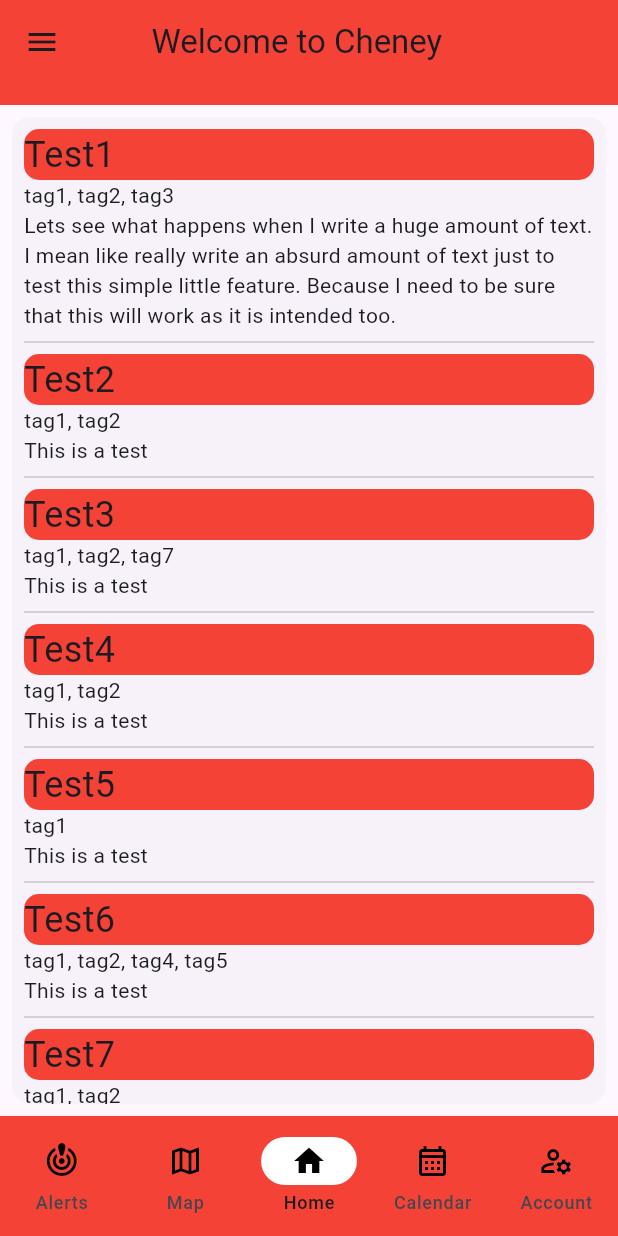
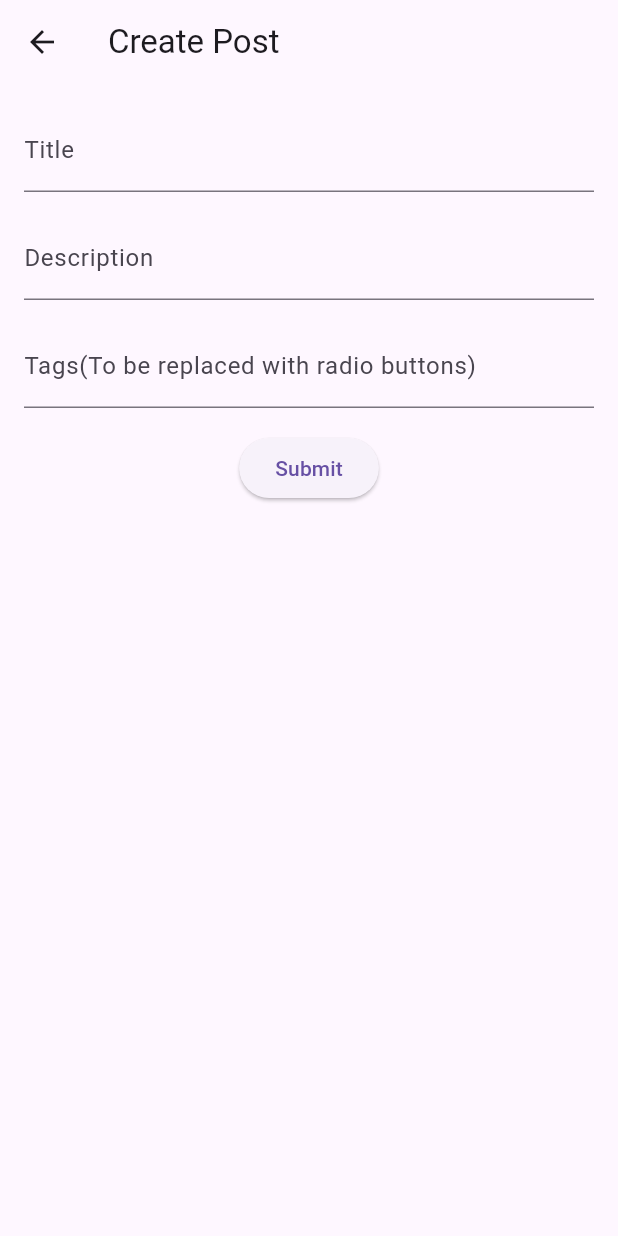
Before and after one commit to CSCD488-Winter2024/senior-project-the-a-team, a Flutter app: the screen it shows after launch, in the side drawer, after a tap on "Create Post", on a phone screen of 412 x 824 dp. Run offline on Flutter 3.47's test engine with Material 3 defaults, Android fonts, the phone set to English and light mode, and no system bars.

Commit message:
Create post skeleton stubbed out

```diff
--- a/flutter/wtc/lib/app.dart
+++ b/flutter/wtc/lib/app.dart
@@ -6,6 +6,7 @@ import 'pages/alerts.dart';
 import 'pages/calendar.dart';
 import 'pages/map.dart';
 import 'widgets/topbar.dart';
+import 'pages/create_post.dart';
 
 //-- Please read all comments before proceeding!
 //****This NavBar should never be touched unless something about it specifically is being addressed**
@@ -90,6 +91,10 @@ class _NavBars extends State<App> {
             onTap: () {
               // Navigate to Create Post page
               Navigator.pop(context);
+              Navigator.push(
+                context,
+                MaterialPageRoute(builder: (context) => const CreatePostPage()),
+              );
             },
           ),
         ],
@@ -152,7 +157,7 @@ class _NavBars extends State<App> {
           NavButton(
               label: "Account",
               icon: Icons.manage_accounts,
-              outlinedIcon: Icons.manage_accounts_outlined)
+              outlinedIcon: Icons.manage_accounts_outlined),
         ],
       ),
       body: <Widget>[
@@ -173,7 +178,8 @@ class _NavBars extends State<App> {
         const MapPage(),
         const HomePage(),
         const CalendarPage(),
-        const AccountPage()
+        const AccountPage(),
+        const CreatePostPage()
       ][currentPageIndex],
     );
   }
--- /dev/null
+++ b/flutter/wtc/lib/pages/create_post.dart
@@ -0,0 +1,84 @@
+import 'package:flutter/material.dart';
+
+class CreatePostPage extends StatefulWidget {
+  const CreatePostPage({super.key});
+
+  @override
+  State<CreatePostPage> createState() => _CreatePostPageState();
+}
+
+class _CreatePostPageState extends State<CreatePostPage> {
+  // Text editing controllers to capture input from text fields
+  final TextEditingController _titleController = TextEditingController();
+  final TextEditingController _descriptionController = TextEditingController();
+  final TextEditingController _tagsController = TextEditingController();
+
+  @override
+  void dispose() {
+    // Dispose controllers when the widget is removed from the widget tree
+    _titleController.dispose();
+    _descriptionController.dispose();
+    _tagsController.dispose();
+    super.dispose();
+  }
+
+  void _submitPost() {
+    // Here you would typically send the data to a backend or handle it as needed
+    // This example simply prints the values to the console
+    print('Title: ${_titleController.text}');
+    print('Description: ${_descriptionController.text}');
+    print('Tags: ${_tagsController.text}');
+
+    // Clear the fields
+    _titleController.clear();
+    _descriptionController.clear();
+    _tagsController.clear();
+
+    // Show a snackbar as feedback
+    ScaffoldMessenger.of(context).showSnackBar(
+      const SnackBar(content: Text('Post submitted successfully')),
+    );
+  }
+
+  @override
+  Widget build(BuildContext context) {
+    return Scaffold(
+      appBar: AppBar(
+        title: const Text('Create Post'),
+      ),
+      body: Padding(
+        padding: const EdgeInsets.all(16.0),
+        child: Column(
+          children: [
+            TextField(
+              controller: _titleController,
+              decoration: const InputDecoration(
+                labelText: 'Title',
+              ),
+            ),
+            const SizedBox(height: 16.0),
+            TextField(
+              controller: _descriptionController,
+              decoration: const InputDecoration(
+                labelText: 'Description',
+              ),
+            ),
+            const SizedBox(height: 16.0),
+            TextField(
+              controller: _tagsController,
+              decoration: const InputDecoration(
+                labelText: 'Tags(To be replaced with radio buttons)',
+              ),
+            ),
+            //Submit button
+            const SizedBox(height: 16.0),
+            ElevatedButton(
+              onPressed: _submitPost,
+              child: const Text('Submit'),
+            ),
+          ],
+        ),
+      ),
+    );
+  }
+}
```
Also changed, not shown: flutter/wtc/lib/main.dart (line endings or trailing spaces).
